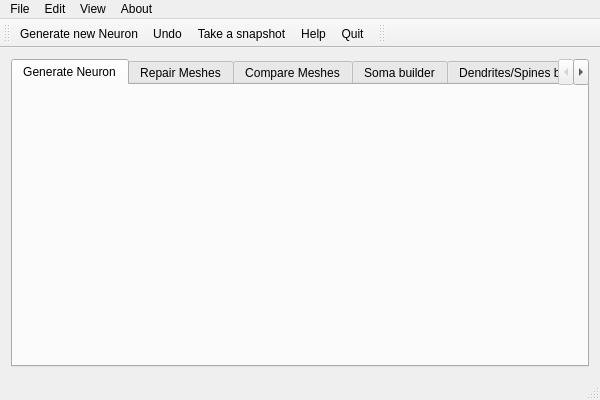
Old version of the form Neuronize/neuronize.ui in the repository vg-lab/Neuronize.
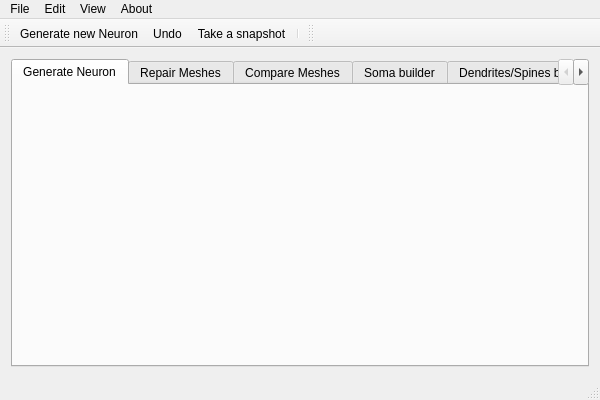
New version of the form. Icons and pictures are not drawn.

```diff
--- a/Neuronize/neuronize.ui
+++ b/Neuronize/neuronize.ui
@@ -149,8 +149,7 @@
    <addaction name="actionGenerateNewNeuron"/>
    <addaction name="actionUndo"/>
    <addaction name="actionTake_a_snapshot"/>
-   <addaction name="actionHelp"/>
-   <addaction name="actionQuit"/>
+   <addaction name="separator"/>
   </widget>
   <widget class="QStatusBar" name="statusBar"/>
   <widget class="QToolBar" name="toolBar">
```
